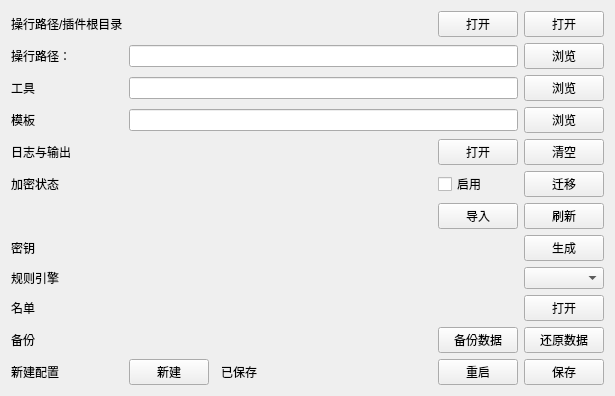
This is plugins/QuantifyPlugin/quantifysettingwindow.ui in howdy213/QuantifyPlugin as Qt 5 draws it before an edit. The edited form follows.
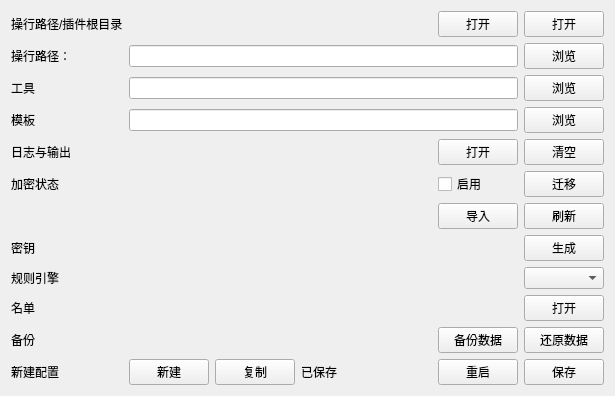
This is the edited form.

Patch:
```diff
--- a/plugins/QuantifyPlugin/quantifysettingwindow.ui
+++ b/plugins/QuantifyPlugin/quantifysettingwindow.ui
@@ -7,7 +7,7 @@
     <x>0</x>
     <y>0</y>
     <width>615</width>
-    <height>352</height>
+    <height>364</height>
    </rect>
   </property>
   <property name="windowTitle">
@@ -268,6 +268,13 @@
      </property>
     </widget>
    </item>
+   <item row="24" column="2">
+    <widget class="QPushButton" name="btnCopySemester">
+     <property name="text">
+      <string>复制</string>
+     </property>
+    </widget>
+   </item>
   </layout>
  </widget>
  <resources/>
```
